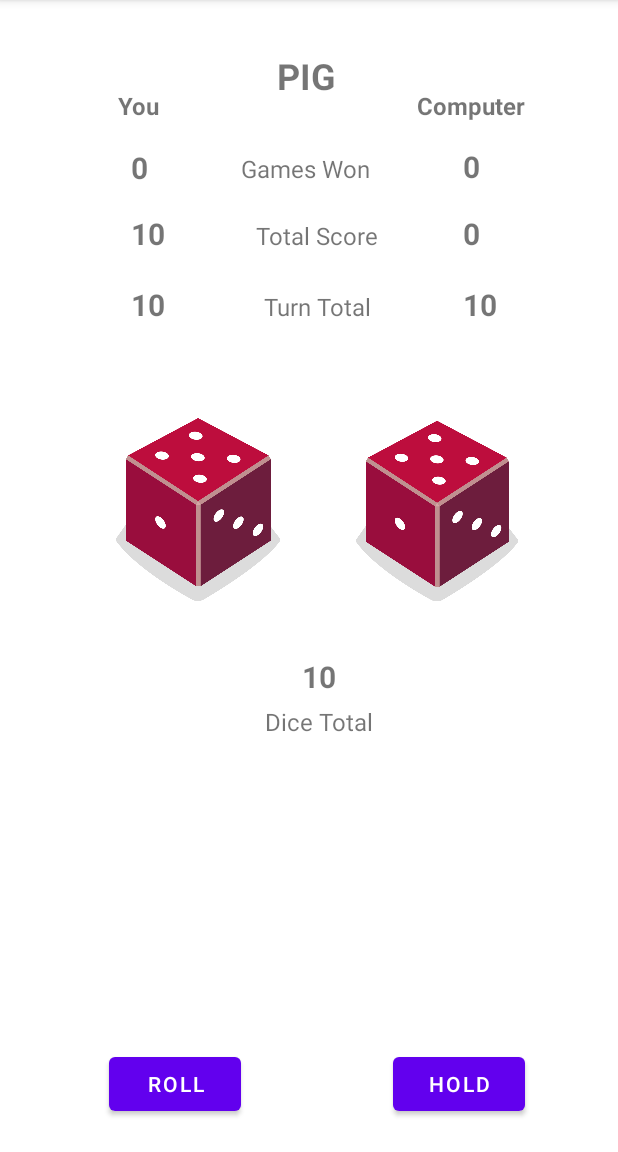
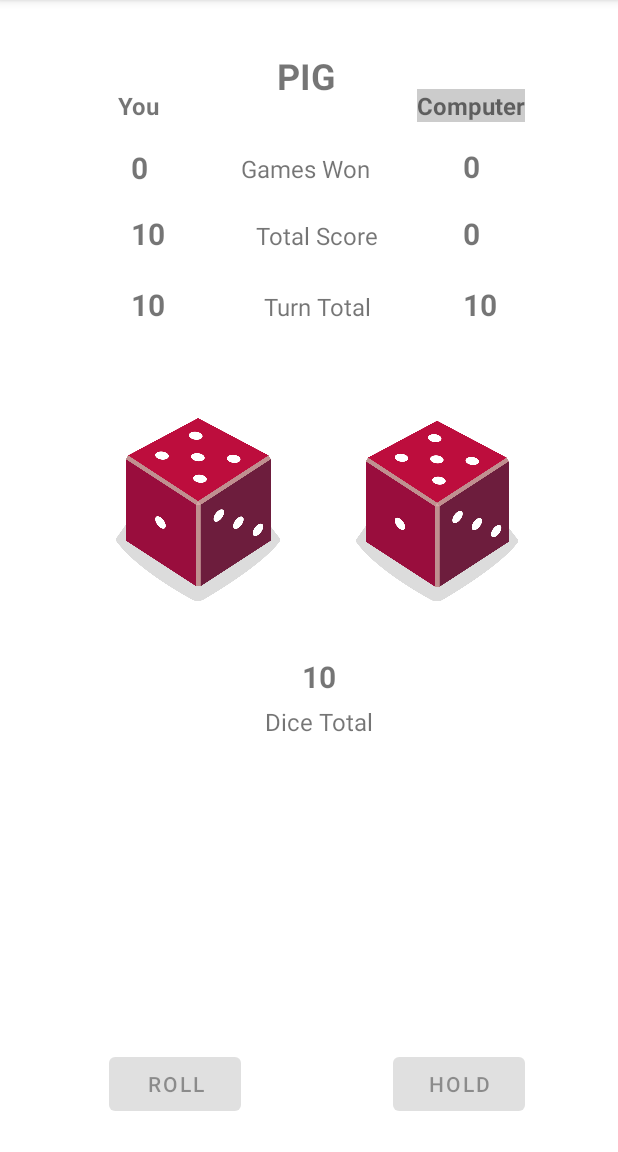
Before and after one commit to Inako215/pig-dice-android-app, an Android app: the screen it shows after launch (MainActivity), after a tap on "HOLD", on a phone screen of 412 x 824 dp, the part 84-1236 px from its top. Run offline under Robolectric (Android 15) with nearby library versions, the phone set to English and light mode, and no system bars; 1 other tap on this screen came first.

Commit message:
Added player win functionality and banner. Disabled buttons on computer turn

```diff
--- a/app/src/main/java/com/example/pigdice/MainActivity.kt
+++ b/app/src/main/java/com/example/pigdice/MainActivity.kt
@@ -1,5 +1,6 @@
 package com.example.pigdice
 
+import android.graphics.Color
 import androidx.appcompat.app.AppCompatActivity
 import android.os.Bundle
 import android.os.CountDownTimer
@@ -15,38 +16,41 @@ class MainActivity : AppCompatActivity() {
 
     //You Variables
     lateinit var tvYou: TextView
-    lateinit var tvYouGamesWon: TextView
-    lateinit var tvYouTotalScore: TextView
-    lateinit var tvYouTurnTotal: TextView
+    private lateinit var tvYouGamesWon: TextView
+    private lateinit var tvYouTotalScore: TextView
+    private lateinit var tvYouTurnTotal: TextView
 
     //Computer Variables
     lateinit var tvComputer: TextView
-    lateinit var tvComputerGamesWon: TextView
+    private lateinit var tvComputerGamesWon: TextView
     lateinit var tvComputerTotalScore: TextView
-    lateinit var tvComputerTurnTotal: TextView
+    private lateinit var tvComputerTurnTotal: TextView
 
     //Dice Variables
-    lateinit var tvScore: TextView
-    lateinit var ivDice1: ImageView
-    lateinit var ivDice2: ImageView
+    private lateinit var tvScore: TextView
+    private lateinit var ivDice1: ImageView
+    private lateinit var ivDice2: ImageView
 
     //Button Variables
     lateinit var btnRoll: Button
     lateinit var btnHold: Button
 
+    private lateinit var ivWinLose: ImageView
+
     var dice1 = Dice(6)
     var dice2 = Dice(6)
 
-    var playerTotalScore = 0
-    var playerTurnScore = 0
-    var playerGamesWon = 0
+    private var playerTotalScore = 0
+    private var playerTurnScore = 0
+    private var playerGamesWon = 0
 
     var compTotalScore = 0
     var compTurnScore = 0
-    var compGamesWon = 0
+    private var compGamesWon = 0
 
-    var diceTotal = 0
+    private var diceTotal = 0
     var playerTurn = true
+    var gameOver = false
 
     override fun onCreate(savedInstanceState: Bundle?) {
         super.onCreate(savedInstanceState)
@@ -56,6 +60,7 @@ class MainActivity : AppCompatActivity() {
 
     private fun initApplication() {
         tvYou = findViewById(R.id.tvYou)
+        tvYou.setBackgroundColor(Color.LTGRAY)
         tvYouGamesWon = findViewById(R.id.tvYouGamesWon)
         tvYouTotalScore = findViewById(R.id.tvYouTotalScore)
         tvYouTurnTotal = findViewById(R.id.tvYouTurnTotal)
@@ -71,47 +76,31 @@ class MainActivity : AppCompatActivity() {
 
         btnRoll = findViewById(R.id.btnRoll)
         btnHold = findViewById(R.id.btnHold)
+
+        ivWinLose = findViewById(R.id.ivWinLose)
+        ivWinLose.visibility = View.GONE
     }
 
     fun onRollCLick(v: View) {
-        var dice1Roll = dice1.roll()
-        var dice2Roll = dice2.roll()
-        Log.i("compTurnDelay", "Delaying comp turn")
-
+        val dice1Roll = dice1.roll()
+        val dice2Roll = dice2.roll()
 
         changeDiceDrawable(dice1Roll, dice2Roll)
+        checkForOnesPlayer(dice1Roll, dice2Roll)
 
-        if (dice1Roll != 1 && dice2Roll != 1) {
-            diceTotal = dice1Roll + dice2Roll
-            tvScore.text = "$diceTotal"
-            playerTurnScore += diceTotal
-            tvYouTurnTotal.text = "$playerTurnScore"
-        } else {
-            if (dice1Roll == 1 && dice2Roll == 1) {
-                playerTurnScore = 0
-                playerTotalScore = 0
-                tvYouTurnTotal.text = "$playerTurnScore"
-                tvYouTotalScore.text = "$playerTotalScore"
-            } else {
-                playerTurnScore = 0
-                tvYouTurnTotal.text = "$playerTurnScore"
-            }
-            playerTurn = false
-        }
         if (!playerTurn) {
             object : CountDownTimer(2000, 1000) {
                 override fun onTick(p0: Long) {
-                    Log.i("compTurnDelay", "Delaying comp turn")
+                    //place holder to see change from player turn to computer
                 }
 
                 override fun onFinish() {
-                    Log.i("compTurnDelay", "onFinish")
-                    tvYouTotalScore.text = "$playerTotalScore"
-                    playerTotalScore += playerTurnScore
-                    playerTurnScore = 0
                     onHold()
                 }
             }.start()
+            tvYouTotalScore.text = "$playerTotalScore"
+            playerTotalScore += playerTurnScore
+            playerTurnScore = 0
         }
     }
 
@@ -124,35 +113,22 @@ class MainActivity : AppCompatActivity() {
     }
 
     fun onHold() {
+        btnHold.isEnabled = false
+        btnRoll.isEnabled = false
+        tvYou.setBackgroundColor(Color.WHITE)
+        tvComputer.setBackgroundColor(Color.LTGRAY)
         object : CountDownTimer(6000, 2000) {
             override fun onTick(millisUntilFinished: Long) {
+                if (!gameOver) {
+                    if (!playerTurn) {
+                        val dice1Roll = dice1.roll()
+                        val dice2Roll = dice2.roll()
 
-                if (!playerTurn) {
+                        changeDiceDrawable(dice1Roll, dice2Roll)
 
-                    var dice1Roll = dice1.roll()
-                    var dice2Roll = dice2.roll()
-
-                    changeDiceDrawable(dice1Roll, dice2Roll)
-
-                    if (dice1Roll != 1 && dice2Roll != 1) {
-                        diceTotal = dice1Roll + dice2Roll
-                        tvScore.text = "$diceTotal"
-                        compTurnScore += diceTotal
-                        tvComputerTurnTotal.text = "$compTurnScore"
-                    } else {
-                        if (dice1Roll == 1 && dice2Roll == 1) {
-                            compTurnScore = 0
-                            compTotalScore = 0
-                            tvComputerTurnTotal.text = "$compTurnScore"
-                            tvComputerTotalScore.text = "$compTotalScore"
-                        } else {
-                            compTurnScore = 0
-                            tvComputerTurnTotal.text = "$compTurnScore"
-                        }
-                        playerTurn = true
+                        checkForOnesComp(dice1Roll, dice2Roll)
                     }
                 }
-                Log.i("compTurnDelay", "compRolling")
             }
 
             override fun onFinish() {
@@ -160,6 +136,10 @@ class MainActivity : AppCompatActivity() {
                 tvComputerTotalScore.text = "$compTotalScore"
                 compTurnScore = 0
                 playerTurn = true
+                btnHold.isEnabled = true
+                btnRoll.isEnabled = true
+                tvYou.setBackgroundColor(Color.LTGRAY)
+                tvComputer.setBackgroundColor(Color.WHITE)
             }
         }.start()
     }
@@ -183,10 +163,99 @@ class MainActivity : AppCompatActivity() {
             6 -> ivDice2.setImageResource(R.drawable.dice_6)
         }
     }
+
+    private fun isWinner() {
+        if (playerTotalScore + playerTurnScore >= 100) {
+            playerGamesWon += 1
+            tvYouGamesWon.text = "$playerGamesWon"
+            ivWinLose.setImageResource(R.drawable.win)
+            ivWinLose.visibility = View.VISIBLE
+            gameOver = true
+            btnHold.isEnabled = false
+            btnRoll.isEnabled = false
+        } else if (compTotalScore + compTurnScore >= 100) {
+            compGamesWon += 1
+            tvComputerGamesWon.text = "$compGamesWon"
+            ivWinLose.setImageResource(R.drawable.lose)
+            ivWinLose.visibility = View.VISIBLE
+            gameOver = true
+            btnHold.isEnabled = false
+            btnRoll.isEnabled = false
+        }
+    }
+
+    fun newRound(v: View) {
+        playerTotalScore = 0
+        tvYouTotalScore.text = "$playerTotalScore"
+
+        playerTurnScore = 0
+        tvYouTurnTotal.text = "$playerTurnScore"
+
+        compTotalScore = 0
+        tvComputerTotalScore.text = "$compTotalScore"
+
+        compTurnScore = 0
+        tvComputerTurnTotal.text = "$compTurnScore"
+
+        ivWinLose.visibility = View.GONE
+
+        btnHold.isEnabled = true
+        btnRoll.isEnabled = true
+
+        playerTurn = true
+        gameOver = false
+    }
+
+    fun checkForOnesComp(dice1Roll: Int, dice2Roll: Int) {
+        if (dice1Roll != 1 && dice2Roll != 1) {
+            diceTotal = dice1Roll + dice2Roll
+            tvScore.text = "$diceTotal"
+            compTurnScore += diceTotal
+            tvComputerTurnTotal.text = "$compTurnScore"
+            isWinner()
+            if (gameOver) {
+                gameOver = false
+            }
+        } else {
+            if (dice1Roll == 1 && dice2Roll == 1) {
+                compTurnScore = 0
+                compTotalScore = 0
+                tvComputerTurnTotal.text = "$compTurnScore"
+                tvComputerTotalScore.text = "$compTotalScore"
+            } else {
+                compTurnScore = 0
+                tvComputerTurnTotal.text = "$compTurnScore"
+            }
+            playerTurn = true
+        }
+    }
+
+    private fun checkForOnesPlayer(dice1Roll: Int, dice2Roll: Int) {
+        if (dice1Roll != 1 && dice2Roll != 1) {
+            diceTotal = dice1Roll + dice2Roll
+            tvScore.text = "$diceTotal"
+            playerTurnScore += diceTotal
+            tvYouTurnTotal.text = "$playerTurnScore"
+            isWinner()
+            if (gameOver) {
+                gameOver = false
+            }
+        } else {
+            if (dice1Roll == 1 && dice2Roll == 1) {
+                playerTurnScore = 0
+                playerTotalScore = 0
+                tvYouTurnTotal.text = "$playerTurnScore"
+                tvYouTotalScore.text = "$playerTotalScore"
+            } else {
+                playerTurnScore = 0
+                tvYouTurnTotal.text = "$playerTurnScore"
+            }
+            playerTurn = false
+        }
+    }
 }
 
-
-class Dice(var numSides: Int) {
+class Dice(private var numSides: Int) {
     fun roll(): Int {
         return if (RESET_SCORE_ON_ONES) {
             (1..numSides).random()
--- a/app/src/main/res/layout/activity_main.xml
+++ b/app/src/main/res/layout/activity_main.xml
@@ -2,6 +2,7 @@
 <androidx.constraintlayout.widget.ConstraintLayout xmlns:android="http://schemas.android.com/apk/res/android"
     xmlns:app="http://schemas.android.com/apk/res-auto"
     xmlns:tools="http://schemas.android.com/tools"
+    android:id="@+id/mainLayout"
     android:layout_width="match_parent"
     android:layout_height="match_parent"
     tools:context=".MainActivity">
@@ -23,7 +24,7 @@
         android:id="@+id/tvYou"
         android:layout_width="wrap_content"
         android:layout_height="wrap_content"
-        android:text="You"
+        android:text="@string/you"
         android:textSize="16sp"
         android:textStyle="bold"
         app:layout_constraintBaseline_toBaselineOf="@+id/tvComputer"
@@ -34,7 +35,7 @@
         android:id="@+id/tvComputer"
         android:layout_width="wrap_content"
         android:layout_height="wrap_content"
-        android:text="Computer"
+        android:text="@string/computer"
         android:textSize="16sp"
         android:textStyle="bold"
         app:layout_constraintBottom_toTopOf="@+id/tvComputerGamesWon"
@@ -48,7 +49,7 @@
         android:id="@+id/tvYouGamesWon"
         android:layout_width="wrap_content"
         android:layout_height="wrap_content"
-        android:text="0"
+        android:text="@string/you_games_won"
         android:textSize="20sp"
         android:textStyle="bold"
         app:layout_constraintBottom_toTopOf="@+id/tvYouTotalScore"
@@ -60,7 +61,7 @@
         android:id="@+id/tvYouTotalScore"
         android:layout_width="wrap_content"
         android:layout_height="wrap_content"
-        android:text="0"
+        android:text="@string/you_total_score"
         android:textSize="20sp"
         android:textStyle="bold"
         app:layout_constraintBaseline_toBaselineOf="@+id/tvTotalScore"
@@ -72,7 +73,7 @@
         android:id="@+id/tvTotalScore"
         android:layout_width="wrap_content"
         android:layout_height="wrap_content"
-        android:text="Total Score"
+        android:text="@string/total_score"
         android:textSize="16sp"
         app:layout_constraintBaseline_toBaselineOf="@+id/tvComputerTotalScore"
         app:layout_constraintEnd_toStartOf="@+id/tvComputerTotalScore"
@@ -83,7 +84,7 @@
         android:id="@+id/tvGamesWon"
         android:layout_width="wrap_content"
         android:layout_height="wrap_content"
-        android:text="Games Won"
+        android:text="@string/games_won"
         android:textSize="16sp"
         app:layout_constraintBaseline_toBaselineOf="@+id/tvComputerGamesWon"
         app:layout_constraintEnd_toStartOf="@+id/tvComputerGamesWon"
@@ -93,7 +94,7 @@
         android:id="@+id/tvYouTurnTotal"
         android:layout_width="wrap_content"
         android:layout_height="wrap_content"
-        android:text="0"
+        android:text="@string/you_turn_total"
         android:textSize="20sp"
         android:textStyle="bold"
         app:layout_constraintBottom_toTopOf="@+id/ivDice1"
@@ -107,7 +108,7 @@
         android:id="@+id/tvTurnTotal"
         android:layout_width="wrap_content"
         android:layout_height="wrap_content"
-        android:text="Turn Total"
+        android:text="@string/turn_total"
         android:textSize="16sp"
         app:layout_constraintBaseline_toBaselineOf="@+id/tvComputerTurnTotal"
         app:layout_constraintEnd_toEndOf="@+id/tvTotalScore"
@@ -117,7 +118,7 @@
         android:id="@+id/tvComputerGamesWon"
         android:layout_width="wrap_content"
         android:layout_height="wrap_content"
-        android:text="0"
+        android:text="@string/computer_games_won"
         android:textSize="20sp"
         android:textStyle="bold"
         app:layout_constraintBottom_toTopOf="@+id/tvComputerTotalScore"
@@ -130,7 +131,7 @@
         android:id="@+id/tvComputerTotalScore"
         android:layout_width="wrap_content"
         android:layout_height="wrap_content"
-        android:text="0"
+        android:text="@string/computer_total_score"
         android:textSize="20sp"
         android:textStyle="bold"
         app:layout_constraintBottom_toTopOf="@+id/ivDice2"
@@ -145,7 +146,7 @@
         android:layout_width="wrap_content"
         android:layout_height="wrap_content"
         android:layout_marginBottom="24dp"
-        android:text="0"
+        android:text="@string/computer_turn_total"
         android:textSize="20sp"
         android:textStyle="bold"
         app:layout_constraintBottom_toTopOf="@+id/ivDice2"
@@ -159,7 +160,7 @@
         android:id="@+id/tvScore"
         android:layout_width="wrap_content"
         android:layout_height="wrap_content"
-        android:text="0"
+        android:text="@string/score"
         android:textSize="20sp"
         android:textStyle="bold"
         app:layout_constraintBottom_toTopOf="@+id/tvDiceTotal"
@@ -173,7 +174,7 @@
         android:id="@+id/tvDiceTotal"
         android:layout_width="wrap_content"
         android:layout_height="wrap_content"
-        android:text="Dice Total"
+        android:text="@string/dice_total"
         android:textSize="16sp"
         app:layout_constraintBottom_toBottomOf="parent"
         app:layout_constraintEnd_toEndOf="@+id/ivDice2"
@@ -187,7 +188,7 @@
         android:layout_width="wrap_content"
         android:layout_height="wrap_content"
         android:onClick="onRollCLick"
-        android:text="ROLL"
+        android:text="@string/roll"
         app:layout_constraintBottom_toBottomOf="parent"
         app:layout_constraintEnd_toStartOf="@+id/btnHold"
         app:layout_constraintHorizontal_bias="0.416"
@@ -200,7 +201,7 @@
         android:layout_width="wrap_content"
         android:layout_height="wrap_content"
         android:onClick="onHoldClick"
-        android:text="HOLD"
+        android:text="@string/hold"
         app:layout_constraintBottom_toBottomOf="parent"
         app:layout_constraintEnd_toEndOf="parent"
         app:layout_constraintHorizontal_bias="0.808"
@@ -217,7 +218,8 @@
         app:layout_constraintStart_toStartOf="@+id/tvYouTurnTotal"
         app:layout_constraintTop_toTopOf="@+id/ivDice2"
         app:layout_constraintVertical_bias="0.0"
-        app:srcCompat="@drawable/dice_1" />
+        app:srcCompat="@drawable/dice_1"
+        android:contentDescription="TODO" />
 
     <ImageView
         android:id="@+id/ivDice2"
@@ -229,6 +231,20 @@
         app:layout_constraintStart_toEndOf="@+id/tvTurnTotal"
         app:layout_constraintTop_toTopOf="parent"
         app:layout_constraintVertical_bias="0.433"
-        app:srcCompat="@drawable/dice_2" />
+        app:srcCompat="@drawable/dice_2"
+        android:contentDescription="New Game" />
+
+    <ImageView
+        android:id="@+id/ivWinLose"
+        android:layout_width="257dp"
+        android:layout_height="134dp"
+        android:clickable="true"
+        android:onClick="newRound"
+        app:layout_constraintBottom_toBottomOf="parent"
+        app:layout_constraintEnd_toEndOf="parent"
+        app:layout_constraintStart_toStartOf="parent"
+        app:layout_constraintTop_toBottomOf="@+id/tvDiceTotal"
+        app:layout_constraintVertical_bias="0.12"
+        app:srcCompat="@drawable/win" />
 
 </androidx.constraintlayout.widget.ConstraintLayout>
--- a/app/src/main/res/values/strings.xml
+++ b/app/src/main/res/values/strings.xml
@@ -1,4 +1,19 @@
 <resources>
     <string name="app_name">Pig Dice</string>
     <string name="PIG">PIG</string>
+    <string name="you">You</string>
+    <string name="computer">Computer</string>
+    <string name="you_games_won">0</string>
+    <string name="you_total_score">0</string>
+    <string name="total_score">Total Score</string>
+    <string name="games_won">Games Won</string>
+    <string name="you_turn_total">0</string>
+    <string name="turn_total">Turn Total</string>
+    <string name="computer_games_won">0</string>
+    <string name="computer_total_score">0</string>
+    <string name="computer_turn_total">0</string>
+    <string name="score">0</string>
+    <string name="dice_total">Dice Total</string>
+    <string name="roll">ROLL</string>
+    <string name="hold">HOLD</string>
 </resources>
```
Also changed, not shown: app/src/main/res/drawable/lose.png (added), app/src/main/res/drawable/win.png (added).
